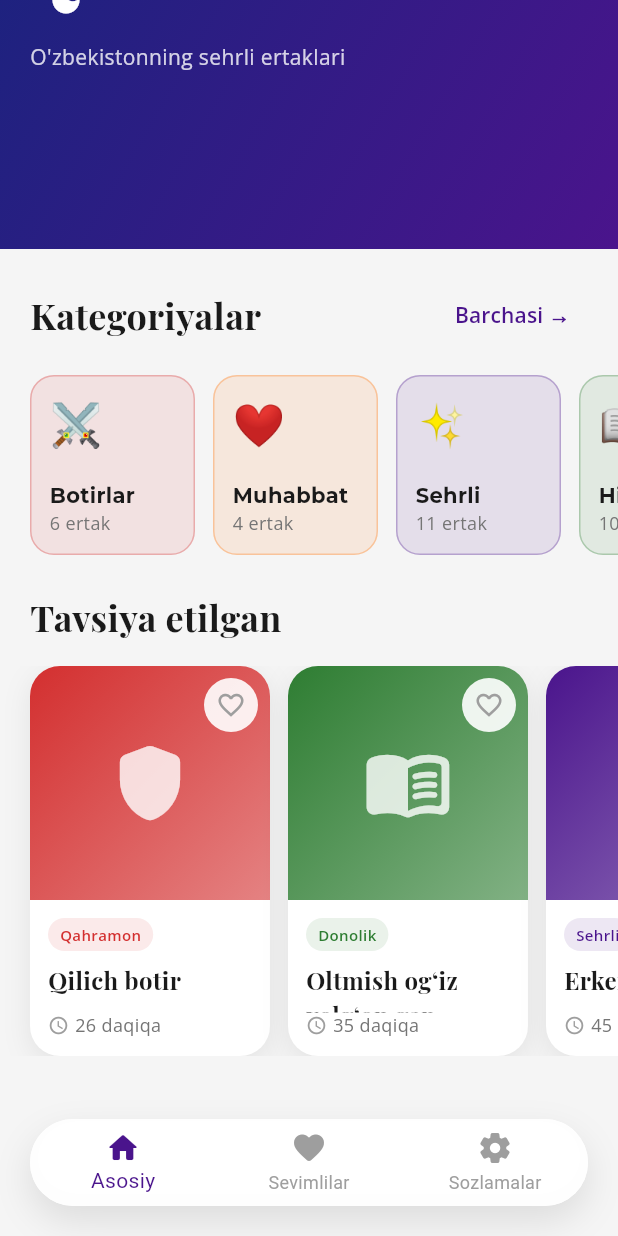
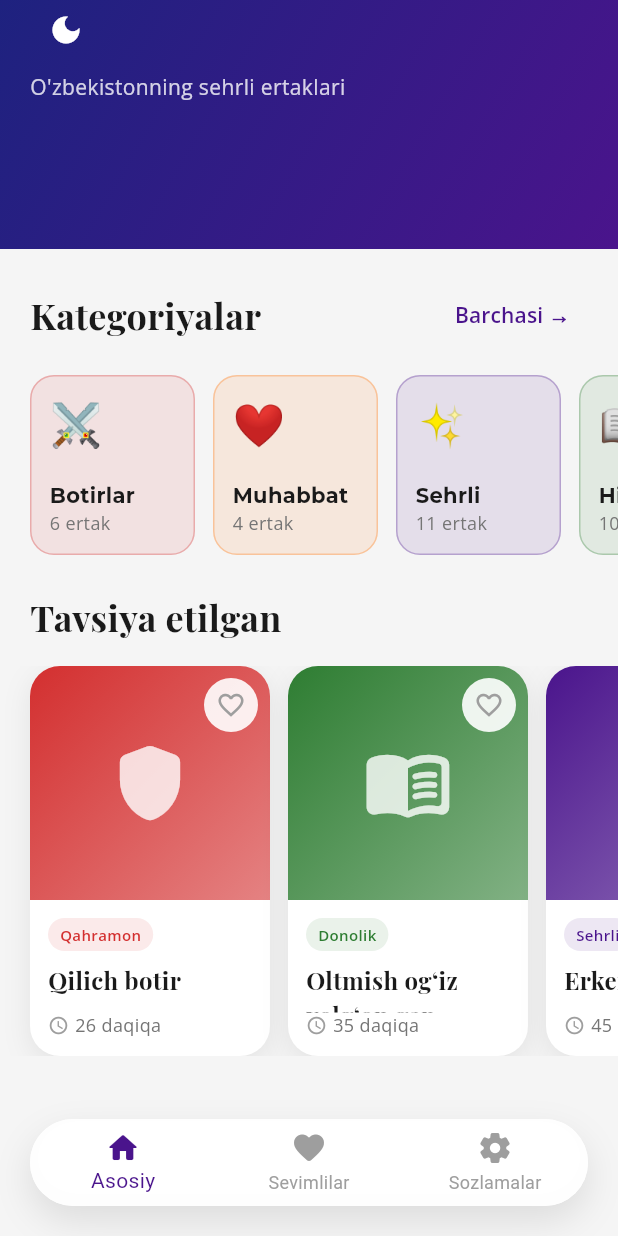
Before and after one commit to Turgunoff/uzbek_ertaklar, a Flutter app: the HomeScreen screen opened directly, scrolled down 74 dp, on a phone screen of 412 x 824 dp. Run offline on Flutter 3.47's test engine with Material 3 defaults, Android fonts, the phone set to English and light mode, and no system bars; our stand-ins replace shared_preferences, smooth_page_indicator; accounts and stored records are empty.

Commit message:
Remove unused splash screen images and styles for dark and light themes; update HomeScreen padding for improved layout.

```diff
--- a/lib/screens/home_screen.dart
+++ b/lib/screens/home_screen.dart
@@ -96,7 +96,7 @@ class _HomeScreenState extends State<HomeScreen>
       ),
       child: SafeArea(
         child: Padding(
-          padding: const EdgeInsets.fromLTRB(20, 10, 20, 20),
+          padding: const EdgeInsets.fromLTRB(20, 30, 20, 0),
           child: Column(
             crossAxisAlignment: CrossAxisAlignment.start,
             mainAxisSize: MainAxisSize.min,
```
Also changed, not shown: 28 other files.
